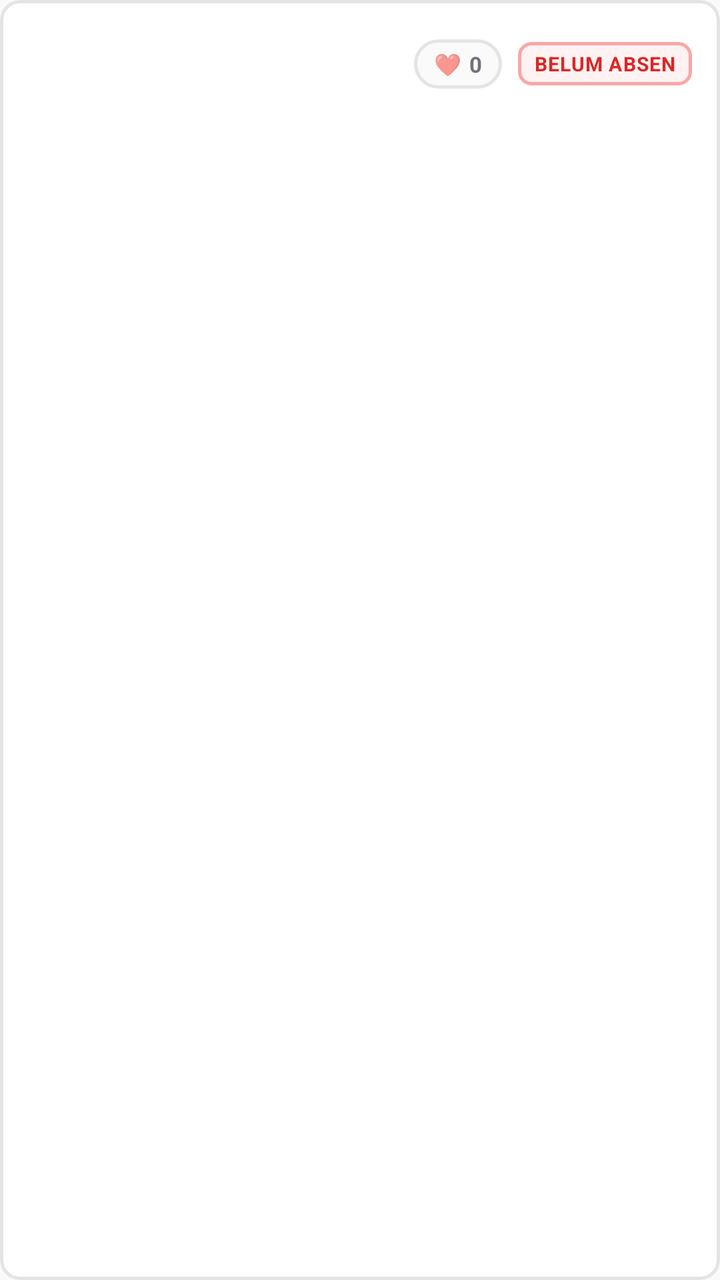
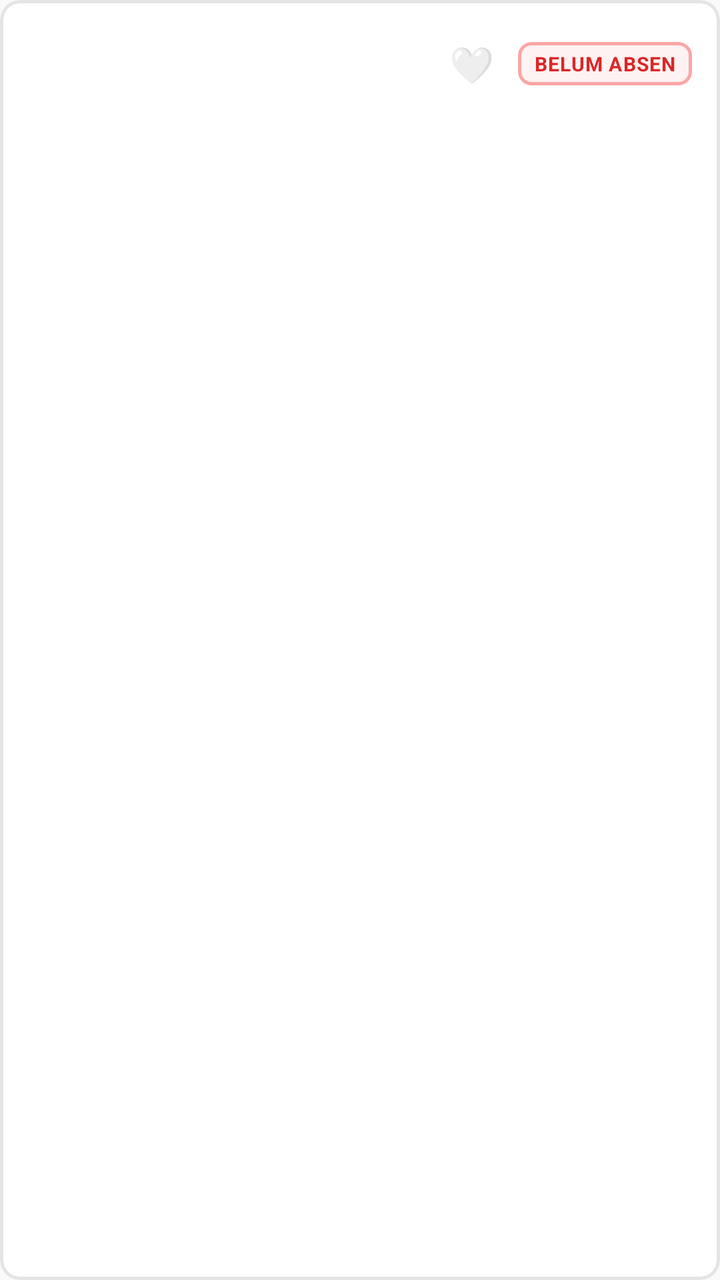

Screens rendered from an Android XML layout before and after an edit, with the pre-edit source and the edit as a unified diff.
<!-- AndroidManifest.xml: application theme Theme.Absensi -->
<!-- res/layout/item_employee.xml -->
<?xml version="1.0" encoding="utf-8"?>
<com.google.android.material.card.MaterialCardView xmlns:android="http://schemas.android.com/apk/res/android"
    xmlns:app="http://schemas.android.com/apk/res-auto"
    android:layout_width="match_parent"
    android:layout_height="wrap_content"
    android:layout_marginBottom="8dp"
    app:cardBackgroundColor="@color/surface"
    app:cardCornerRadius="10dp"
    app:cardElevation="0dp"
    app:strokeColor="@color/border_crisp"
    app:strokeWidth="1.5dp">

    <LinearLayout
        android:layout_width="match_parent"
        android:layout_height="wrap_content"
        android:background="?attr/selectableItemBackground"
        android:gravity="center_vertical"
        android:orientation="horizontal"
        android:paddingStart="14dp"
        android:paddingTop="12dp"
        android:paddingEnd="14dp"
        android:paddingBottom="12dp">

        <FrameLayout
            android:id="@+id/flAvatar"
            android:layout_width="40dp"
            android:layout_height="40dp">

            <ImageView
                android:id="@+id/ivAvatar"
                android:layout_width="match_parent"
                android:layout_height="match_parent"
                android:background="@drawable/bg_avatar_circle"
                android:clipToOutline="true"
                android:contentDescription="Foto Profil"
                android:scaleType="centerCrop"
                android:visibility="gone" />

            <TextView
                android:id="@+id/tvAvatar"
                android:layout_width="match_parent"
                android:layout_height="match_parent"
                android:gravity="center"
                android:textColor="@color/surface"
                android:textSize="14sp"
                android:textStyle="bold" />
        </FrameLayout>

        <LinearLayout
            android:layout_width="0dp"
            android:layout_height="wrap_content"
            android:layout_marginStart="14dp"
            android:layout_marginEnd="10dp"
            android:layout_weight="1"
            android:orientation="vertical">

            <TextView
                android:id="@+id/tvEmpName"
                android:layout_width="match_parent"
                android:layout_height="wrap_content"
                android:ellipsize="end"
                android:maxLines="1"
                android:textColor="@color/text_primary"
                android:textSize="15sp"
                android:textStyle="bold" />

            <TextView
                android:id="@+id/tvEmpDept"
                android:layout_width="match_parent"
                android:layout_height="wrap_content"
                android:layout_marginTop="2dp"
                android:ellipsize="end"
                android:maxLines="1"
                android:textColor="@color/text_secondary"
                android:textSize="12sp" />
        </LinearLayout>

        <LinearLayout
            android:id="@+id/btnVote"
            android:layout_width="wrap_content"
            android:layout_height="wrap_content"
            android:layout_marginEnd="8dp"
            android:background="@drawable/bg_vote_inactive"
            android:clickable="true"
            android:focusable="true"
            android:gravity="center"
            android:orientation="horizontal"
            android:paddingStart="10dp"
            android:paddingTop="5dp"
            android:paddingEnd="10dp"
            android:paddingBottom="5dp">

            <TextView
                android:id="@+id/tvVoteIcon"
                android:layout_width="wrap_content"
                android:layout_height="wrap_content"
                android:text="❤️"
                android:textSize="11sp" />

            <TextView
                android:id="@+id/tvVoteCount"
                android:layout_width="wrap_content"
                android:layout_height="wrap_content"
                android:layout_marginStart="4dp"
                android:textColor="@color/text_secondary"
                android:textSize="11sp"
                android:textStyle="bold"
                android:text="0" />
        </LinearLayout>

        <TextView
            android:id="@+id/tvBadge"
            android:layout_width="wrap_content"
            android:layout_height="wrap_content"
            android:background="@drawable/bg_badge"
            android:paddingStart="8dp"
            android:paddingTop="4dp"
            android:paddingEnd="8dp"
            android:paddingBottom="4dp"
            android:text="BELUM ABSEN"
            android:textColor="@color/badge_danger_text"
            android:textSize="10sp"
            android:letterSpacing="0.04"
            android:textStyle="bold" />

    </LinearLayout>

</com.google.android.material.card.MaterialCardView>
<!-- resources referenced by this layout -->
<resources>
  <color name="badge_danger_text">#DC2626</color>
  <color name="border_crisp">#E4E4E7</color>
  <color name="surface">#FFFFFF</color>
  <color name="text_primary">#09090B</color>
  <color name="text_secondary">#71717A</color>
  <!-- drawable bg_avatar_circle (drawable) -->
  <?xml version="1.0" encoding="utf-8"?>
  <shape xmlns:android="http://schemas.android.com/apk/res/android"
      android:shape="oval">
      <solid android:color="@color/avatar_1" />
      <stroke
          android:width="1.5dp"
          android:color="@color/border_dark" />
  </shape>
  <!-- drawable bg_badge (drawable) -->
  <?xml version="1.0" encoding="utf-8"?>
  <shape xmlns:android="http://schemas.android.com/apk/res/android"
      android:shape="rectangle">
      <solid android:color="@color/badge_danger_bg" />
      <corners android:radius="6dp" />
      <stroke android:width="1.5dp" android:color="@color/badge_danger_border" />
  </shape>
  <!-- drawable bg_vote_inactive (drawable) -->
  <?xml version="1.0" encoding="utf-8"?>
  <shape xmlns:android="http://schemas.android.com/apk/res/android"
      android:shape="rectangle">
      <solid android:color="@color/bg_primary" />
      <corners android:radius="99dp" />
      <stroke
          android:width="1.5dp"
          android:color="@color/border_crisp" />
  </shape>
  <style name="Theme.Absensi" parent="Theme.MaterialComponents.Light.NoActionBar">
          <item name="android:windowBackground">@color/bg_primary</item>
          <item name="colorPrimary">@color/accent</item>
          <item name="colorPrimaryDark">@color/primary_dark</item>
          <item name="android:statusBarColor">@color/surface</item>
          <item name="android:windowLightStatusBar">true</item>
          <item name="colorAccent">@color/accent</item>
      </style>
  <color name="avatar_1">#18181B</color>
  <color name="border_dark">#18181B</color>
  <color name="badge_danger_bg">#FEF2F2</color>
  <color name="badge_danger_border">#FCA5A5</color>
  <color name="bg_primary">#FAFAFA</color>
  <color name="accent">#09090B</color>
  <color name="primary_dark">#09090B</color>
</resources>

<!-- the commit's change to res/layout/item_employee.xml (unified diff, before → after) -->
@@ -75,38 +75,30 @@
                 android:textSize="12sp" />
         </LinearLayout>
 
-        <LinearLayout
+        <FrameLayout
             android:id="@+id/btnVote"
             android:layout_width="wrap_content"
             android:layout_height="wrap_content"
-            android:layout_marginEnd="8dp"
-            android:background="@drawable/bg_vote_inactive"
+            android:layout_marginEnd="6dp"
+            android:background="?attr/selectableItemBackgroundBorderless"
             android:clickable="true"
             android:focusable="true"
-            android:gravity="center"
-            android:orientation="horizontal"
-            android:paddingStart="10dp"
-            android:paddingTop="5dp"
-            android:paddingEnd="10dp"
-            android:paddingBottom="5dp">
+            android:padding="6dp">
 
             <TextView
                 android:id="@+id/tvVoteIcon"
                 android:layout_width="wrap_content"
                 android:layout_height="wrap_content"
-                android:text="❤️"
-                android:textSize="11sp" />
+                android:layout_gravity="center"
+                android:text="🤍"
+                android:textSize="18sp" />
 
             <TextView
                 android:id="@+id/tvVoteCount"
                 android:layout_width="wrap_content"
                 android:layout_height="wrap_content"
-                android:layout_marginStart="4dp"
-                android:textColor="@color/text_secondary"
-                android:textSize="11sp"
-                android:textStyle="bold"
-                android:text="0" />
-        </LinearLayout>
+                android:visibility="gone" />
+        </FrameLayout>
 
         <TextView
             android:id="@+id/tvBadge"
<!-- resource entries referenced after the edit -->
@@ -22,16 +22,6 @@
       <corners android:radius="6dp" />
       <stroke android:width="1.5dp" android:color="@color/badge_danger_border" />
   </shape>
-  <!-- drawable bg_vote_inactive (drawable) -->
-  <?xml version="1.0" encoding="utf-8"?>
-  <shape xmlns:android="http://schemas.android.com/apk/res/android"
-      android:shape="rectangle">
-      <solid android:color="@color/bg_primary" />
-      <corners android:radius="99dp" />
-      <stroke
-          android:width="1.5dp"
-          android:color="@color/border_crisp" />
-  </shape>
   <style name="Theme.Absensi" parent="Theme.MaterialComponents.Light.NoActionBar">
           <item name="android:windowBackground">@color/bg_primary</item>
           <item name="colorPrimary">@color/accent</item>
